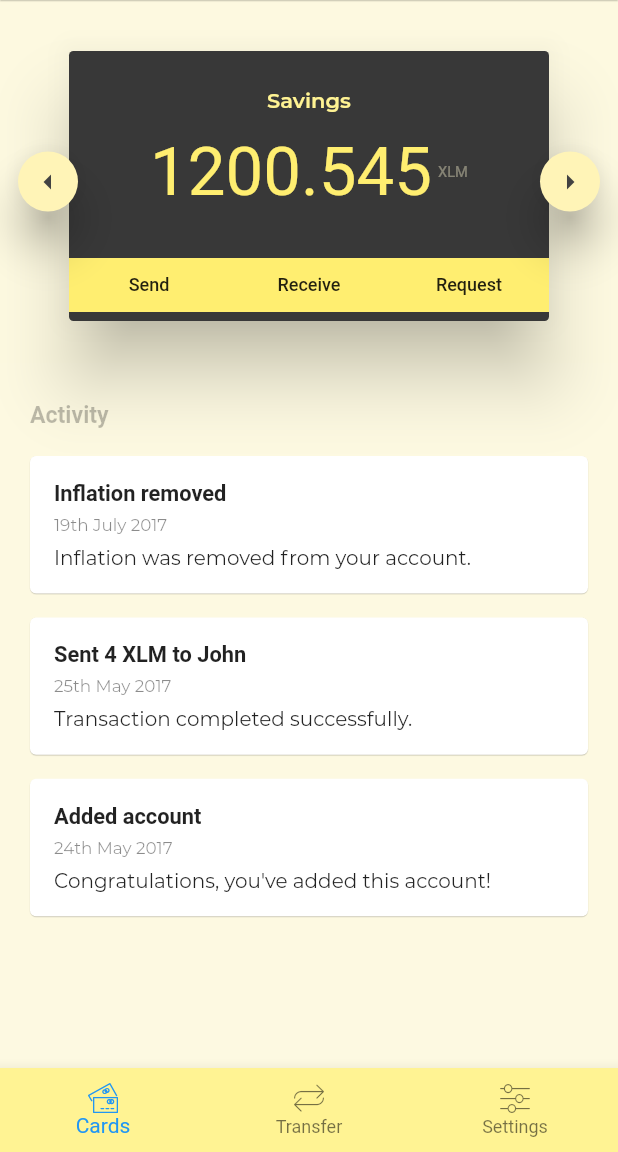
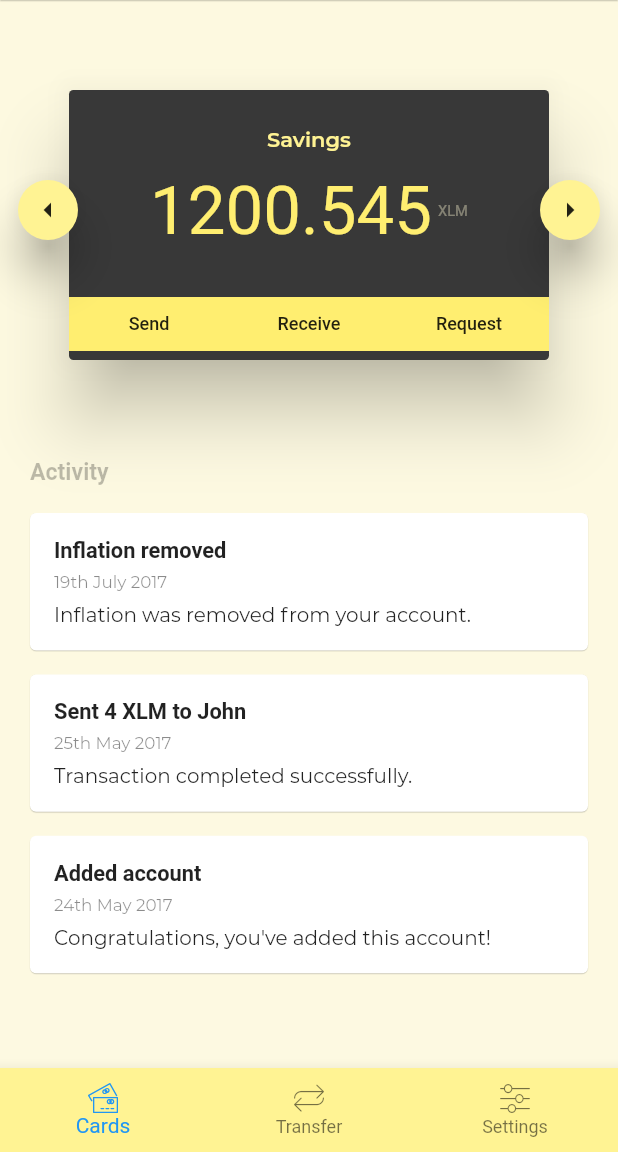
Before and after one commit to terl/tholin, a Flutter app: the screen it shows after launch, on a phone screen of 412 x 824 dp, the part 84-1236 px from its top. Run offline on Flutter 3.47's test engine with Material 2 defaults, Android fonts, the phone set to English and light mode, and no system bars; project files that could hold a hidden picture were left out.

Commit message:
Updated padding on card

```diff
--- a/lib/cards_page.dart
+++ b/lib/cards_page.dart
@@ -68,8 +68,8 @@ class _CardsPageState extends State<CardsPage> {
     return FloatingActionButton(
         mini: true,
         elevation: 12.0,
-        backgroundColor: MainTheme.primaryLight[400],
-        child: Icon(ico, color: MainTheme.black[50]),
+        backgroundColor: MainTheme.primary[200],
+        child: Icon(ico, color: Colors.black87),
         onPressed: _sendPress);
   }
 
@@ -112,7 +112,7 @@ class _CardsPageState extends State<CardsPage> {
   }
 
   _buildCard() {
-    const padding = EdgeInsets.only(top: 34.0, left: 26.0, right: 26.0, bottom: 28.0);
+    const padding = EdgeInsets.only(top: 60.0, left: 26.0, right: 26.0, bottom: 40.0);
     return new Stack(
         alignment: AlignmentDirectional.center,
         children: [
```
